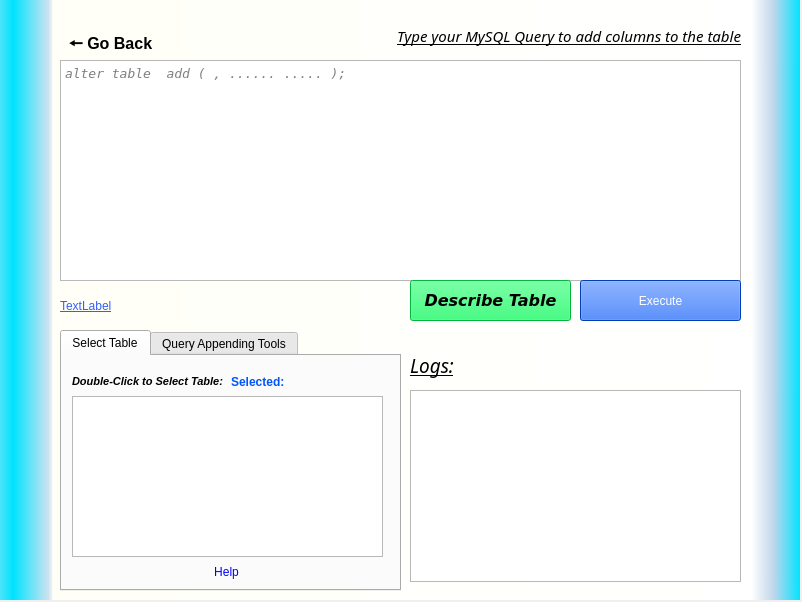
Qt form add_TB_column.ui (adiii-ui/MySQL-Frontend) before a commit.
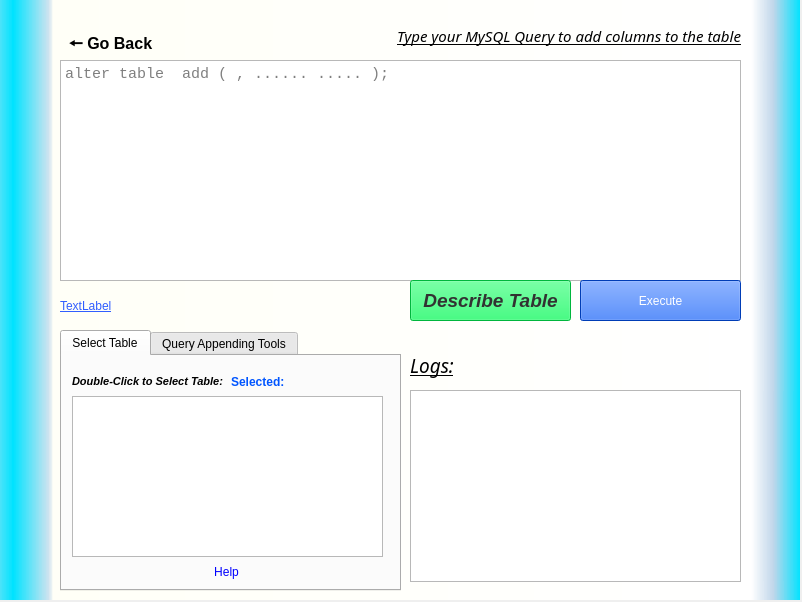
The same form after that commit. Icons and pictures are not drawn.

Diff of the .ui file:
```diff
--- a/add_TB_column.ui
+++ b/add_TB_column.ui
@@ -54,9 +54,11 @@
     </property>
     <property name="font">
      <font>
-      <family>DejaVu Sans Mono</family>
-      <pointsize>10</pointsize>
-      <italic>true</italic>
+      <family>Consolas</family>
+      <pointsize>11</pointsize>
+      <weight>50</weight>
+      <italic>false</italic>
+      <bold>false</bold>
      </font>
     </property>
     <property name="cursor" stdset="0">
@@ -68,12 +70,15 @@
     <property name="focusPolicy">
      <enum>Qt::ClickFocus</enum>
     </property>
+    <property name="styleSheet">
+     <string notr="true">font: 11pt &quot;Consolas&quot;;</string>
+    </property>
     <property name="html">
      <string>&lt;!DOCTYPE HTML PUBLIC &quot;-//W3C//DTD HTML 4.0//EN&quot; &quot;http://www.w3.org/TR/REC-html40/strict.dtd&quot;&gt;
 &lt;html&gt;&lt;head&gt;&lt;meta name=&quot;qrichtext&quot; content=&quot;1&quot; /&gt;&lt;style type=&quot;text/css&quot;&gt;
 p, li { white-space: pre-wrap; }
-&lt;/style&gt;&lt;/head&gt;&lt;body style=&quot; font-family:'DejaVu Sans Mono'; font-size:10pt; font-weight:400; font-style:italic;&quot;&gt;
-&lt;p style=&quot;-qt-paragraph-type:empty; margin-top:0px; margin-bottom:0px; margin-left:0px; margin-right:0px; -qt-block-indent:0; text-indent:0px;&quot;&gt;&lt;br /&gt;&lt;/p&gt;&lt;/body&gt;&lt;/html&gt;</string>
+&lt;/style&gt;&lt;/head&gt;&lt;body style=&quot; font-family:'Consolas'; font-size:11pt; font-weight:400; font-style:normal;&quot;&gt;
+&lt;p style=&quot;-qt-paragraph-type:empty; margin-top:0px; margin-bottom:0px; margin-left:0px; margin-right:0px; -qt-block-indent:0; text-indent:0px; font-family:'DejaVu Sans Mono'; font-size:10pt; font-style:italic;&quot;&gt;&lt;br /&gt;&lt;/p&gt;&lt;/body&gt;&lt;/html&gt;</string>
     </property>
     <property name="placeholderText">
      <string>alter table &lt;table_name&gt; add (&lt;attribute_1&gt; &lt;DataType&gt;, ...... ..... );</string>
@@ -573,8 +578,8 @@
     </property>
     <property name="font">
      <font>
-      <family>DejaVu Sans</family>
-      <pointsize>12</pointsize>
+      <family>Segoe UI</family>
+      <pointsize>14</pointsize>
       <weight>75</weight>
       <italic>true</italic>
       <bold>true</bold>
@@ -582,7 +587,8 @@
     </property>
     <property name="styleSheet">
      <string notr="true">background-color: rgb(0, 255, 85);
-color: rgb(0,0,0);
+font: 63 bold italic 14pt &quot;Segoe UI&quot;;
+color: rgb(50,50,50);
 
 </string>
     </property>
```
Left out of the diff: 4 changed lines with no effect on the pictures.
